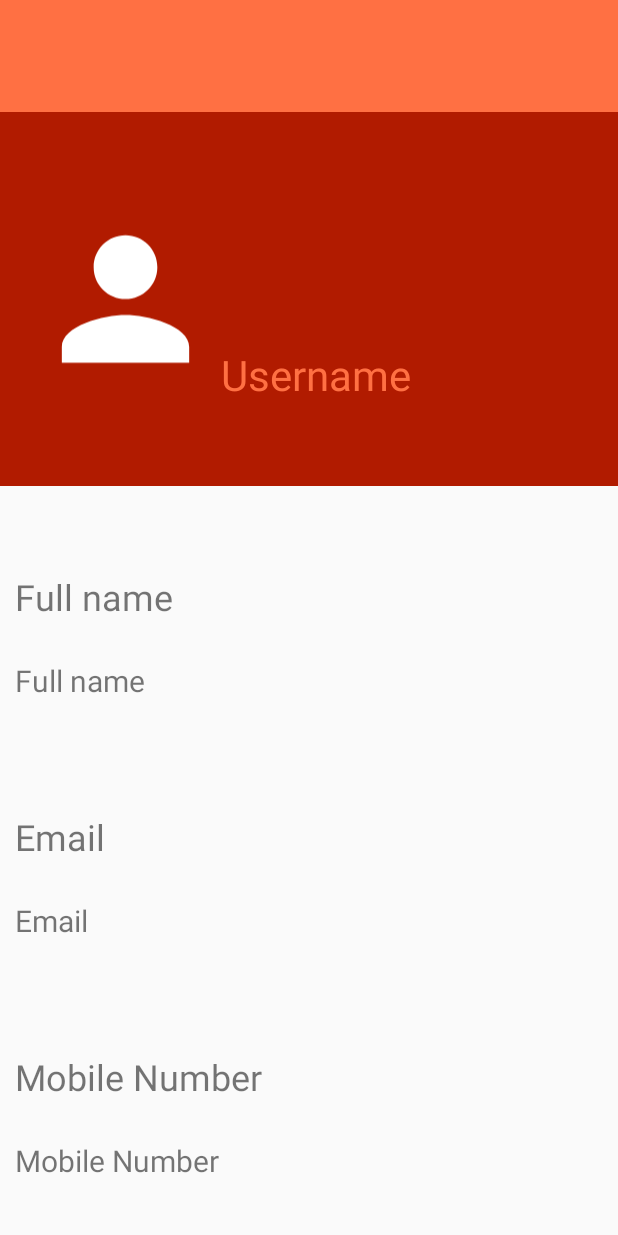
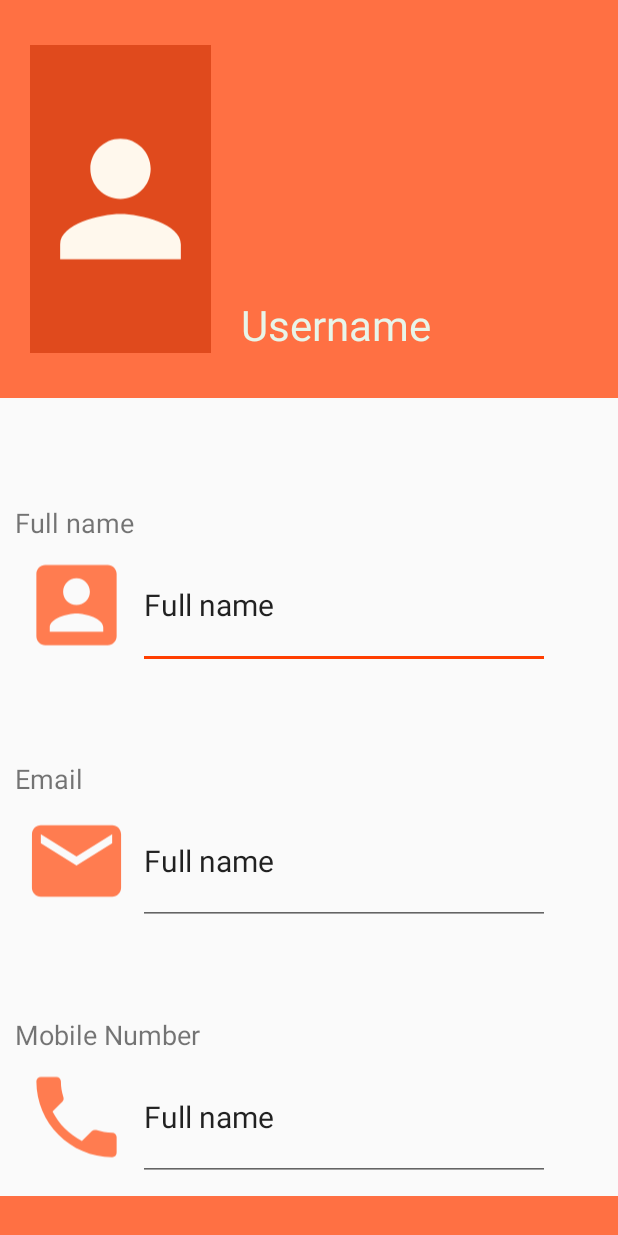
Before and after one commit to sachintsm/CE, an Android app: the layout activity_profile_.xml on its own in the app's theme, with its tools: preview values and no code run, on a phone screen of 412 x 824 dp. Run offline under Robolectric (Android 15) with nearby library versions, the phone set to English and light mode, and no system bars; network calls fail.

Commit message:
profile done

```diff
--- /dev/null
+++ b/app/src/main/java/com/example/ce/SessionManager.java
@@ -0,0 +1,5 @@
+package com.example.ce;
+
+public class SessionManager {
+
+}
--- /dev/null
+++ b/app/src/main/res/drawable/email.xml
@@ -0,0 +1,5 @@
+<vector android:height="24dp" android:tint="#FF7C50"
+    android:viewportHeight="24.0" android:viewportWidth="24.0"
+    android:width="24dp" xmlns:android="http://schemas.android.com/apk/res/android">
+    <path android:fillColor="#FF000000" android:pathData="M20,4L4,4c-1.1,0 -1.99,0.9 -1.99,2L2,18c0,1.1 0.9,2 2,2h16c1.1,0 2,-0.9 2,-2L22,6c0,-1.1 -0.9,-2 -2,-2zM20,8l-8,5 -8,-5L4,6l8,5 8,-5v2z"/>
+</vector>
--- /dev/null
+++ b/app/src/main/res/drawable/fullname.xml
@@ -0,0 +1,5 @@
+<vector android:height="24dp" android:tint="#FF7C50"
+    android:viewportHeight="24.0" android:viewportWidth="24.0"
+    android:width="24dp" xmlns:android="http://schemas.android.com/apk/res/android">
+    <path android:fillColor="#FF000000" android:pathData="M3,5v14c0,1.1 0.89,2 2,2h14c1.1,0 2,-0.9 2,-2L21,5c0,-1.1 -0.9,-2 -2,-2L5,3c-1.11,0 -2,0.9 -2,2zM15,9c0,1.66 -1.34,3 -3,3s-3,-1.34 -3,-3 1.34,-3 3,-3 3,1.34 3,3zM6,17c0,-2 4,-3.1 6,-3.1s6,1.1 6,3.1v1L6,18v-1z"/>
+</vector>
--- /dev/null
+++ b/app/src/main/res/drawable/ic_done_black_24dp.xml
@@ -0,0 +1,5 @@
+<vector android:height="24dp" android:tint="#FFFFFF"
+    android:viewportHeight="24.0" android:viewportWidth="24.0"
+    android:width="24dp" xmlns:android="http://schemas.android.com/apk/res/android">
+    <path android:fillColor="#FF000000" android:pathData="M9,16.2L4.8,12l-1.4,1.4L9,19 21,7l-1.4,-1.4L9,16.2z"/>
+</vector>
--- /dev/null
+++ b/app/src/main/res/drawable/ic_mode_edit_black_24dp.xml
@@ -0,0 +1,5 @@
+<vector android:height="24dp" android:tint="#FFFFFF"
+    android:viewportHeight="24.0" android:viewportWidth="24.0"
+    android:width="24dp" xmlns:android="http://schemas.android.com/apk/res/android">
+    <path android:fillColor="#FF000000" android:pathData="M3,17.25V21h3.75L17.81,9.94l-3.75,-3.75L3,17.25zM20.71,7.04c0.39,-0.39 0.39,-1.02 0,-1.41l-2.34,-2.34c-0.39,-0.39 -1.02,-0.39 -1.41,0l-1.83,1.83 3.75,3.75 1.83,-1.83z"/>
+</vector>
--- a/app/src/main/res/drawable/ic_person_black_24dp.xml
+++ b/app/src/main/res/drawable/ic_person_black_24dp.xml
@@ -1,4 +1,4 @@
-<vector android:height="24dp" android:tint="#FFFFFF"
+<vector android:height="24dp" android:tint="#FFF8ED"
     android:viewportHeight="24.0" android:viewportWidth="24.0"
     android:width="24dp" xmlns:android="http://schemas.android.com/apk/res/android">
     <path android:fillColor="#FF000000" android:pathData="M12,12c2.21,0 4,-1.79 4,-4s-1.79,-4 -4,-4 -4,1.79 -4,4 1.79,4 4,4zM12,14c-2.67,0 -8,1.34 -8,4v2h16v-2c0,-2.66 -5.33,-4 -8,-4z"/>
--- /dev/null
+++ b/app/src/main/res/drawable/ic_photo_library_black_24dp.xml
@@ -0,0 +1,5 @@
+<vector android:height="24dp" android:tint="#FF7C50"
+    android:viewportHeight="24.0" android:viewportWidth="24.0"
+    android:width="24dp" xmlns:android="http://schemas.android.com/apk/res/android">
+    <path android:fillColor="#FF000000" android:pathData="M22,16L22,4c0,-1.1 -0.9,-2 -2,-2L8,2c-1.1,0 -2,0.9 -2,2v12c0,1.1 0.9,2 2,2h12c1.1,0 2,-0.9 2,-2zM11,12l2.03,2.71L16,11l4,5L8,16l3,-4zM2,6v14c0,1.1 0.9,2 2,2h14v-2L4,20L4,6L2,6z"/>
+</vector>
--- /dev/null
+++ b/app/src/main/res/drawable/number.xml
@@ -0,0 +1,5 @@
+<vector android:height="24dp" android:tint="#FF7C50"
+    android:viewportHeight="24.0" android:viewportWidth="24.0"
+    android:width="24dp" xmlns:android="http://schemas.android.com/apk/res/android">
+    <path android:fillColor="#FF000000" android:pathData="M6.62,10.79c1.44,2.83 3.76,5.14 6.59,6.59l2.2,-2.2c0.27,-0.27 0.67,-0.36 1.02,-0.24 1.12,0.37 2.33,0.57 3.57,0.57 0.55,0 1,0.45 1,1V20c0,0.55 -0.45,1 -1,1 -9.39,0 -17,-7.61 -17,-17 0,-0.55 0.45,-1 1,-1h3.5c0.55,0 1,0.45 1,1 0,1.25 0.2,2.45 0.57,3.57 0.11,0.35 0.03,0.74 -0.25,1.02l-2.2,2.2z"/>
+</vector>
--- a/app/src/main/res/layout/activity_profile_.xml
+++ b/app/src/main/res/layout/activity_profile_.xml
@@ -5,21 +5,13 @@
     android:layout_height="match_parent"
     android:orientation="vertical"
     tools:context=".Profile_Activity">
-    <LinearLayout
-        android:padding="10dp"
-        android:layout_width="match_parent"
-        android:layout_height="0dp"
-        android:layout_weight="0.3"
-        android:background="@color/colorDivider"
-        android:orientation="horizontal"
-        >
-    </LinearLayout>
+
     <LinearLayout
         android:padding="10dp"
         android:layout_width="match_parent"
         android:layout_height="0dp"
         android:layout_weight="1"
-        android:background="@color/colorPrimaryDark"
+        android:background="@color/colorDivider"
         android:orientation="horizontal"
         >
         <ImageView
@@ -28,21 +20,23 @@
             android:layout_weight="1"
             android:src="@drawable/ic_person_black_24dp"
             android:gravity="bottom"
-            android:layout_marginBottom="40dp"
-            android:layout_marginTop="40dp"
-            android:layout_marginLeft="10dp"
-            />
+            android:background="@color/colorPrimary"
+            android:layout_marginBottom="20dp"
+            android:layout_marginTop="20dp"
+            android:layout_marginLeft="10dp" />
+
         <TextView
             android:id="@+id/tvUsername"
             android:layout_width="0dp"
             android:layout_height="match_parent"
+            android:layout_marginTop="40dp"
+            android:layout_marginLeft="20dp"
+            android:layout_marginBottom="20dp"
             android:layout_weight="2"
+            android:gravity="bottom"
             android:text="@string/username"
-            android:textColor="@color/colorLightPrimary"
-            android:textSize="28sp"
-            android:gravity="bottom"
-            android:layout_marginBottom="45dp"
-            />
+            android:textColor="@color/colorText"
+            android:textSize="28sp" />
 
     </LinearLayout>
     <LinearLayout
@@ -57,51 +51,101 @@
             android:layout_height="0dp"
             android:layout_weight="1"
             android:text="@string/fname"
-            android:textSize="24sp"
+            android:textSize="18sp"
             android:gravity="bottom"
             />
-        <TextView
-            android:id="@+id/etName"
+        <LinearLayout
             android:layout_width="match_parent"
             android:layout_height="0dp"
             android:layout_weight="1"
-            android:text="@string/fname"
-            android:textSize="20sp"
-            android:gravity="center_vertical"
-            />
+            android:orientation="horizontal">
+            <ImageView
+                android:layout_width="0dp"
+                android:layout_weight="0.3"
+                android:layout_height="match_parent"
+                android:padding="5dp"
+                android:src="@drawable/fullname"/>
+
+            <EditText
+                android:id="@+id/etName"
+                android:layout_width="0dp"
+                android:layout_height="match_parent"
+                android:layout_marginRight="35dp"
+                android:layout_weight="1"
+                android:gravity="center_vertical"
+                android:text="@string/fname"
+                android:textSize="20sp" />
+        </LinearLayout>
+
+
         <TextView
             android:layout_width="match_parent"
             android:layout_height="0dp"
             android:layout_weight="1"
+            android:gravity="bottom"
             android:text="@string/email"
-            android:textSize="24sp"
-            android:gravity="bottom"
-            />
+            android:textSize="18sp" />
 
-        <TextView
-            android:id="@+id/etEmail"
+        <LinearLayout
             android:layout_width="match_parent"
             android:layout_height="0dp"
             android:layout_weight="1"
-            android:gravity="center_vertical"
-            android:text="@string/email"
-            android:textSize="20sp" />
+            android:orientation="horizontal">
+            <ImageView
+                android:layout_width="0dp"
+                android:layout_weight="0.3"
+                android:layout_height="match_parent"
+                android:padding="5dp"
+                android:src="@drawable/email"/>
+
+            <EditText
+                android:id="@+id/etEmail"
+                android:layout_width="0dp"
+                android:layout_height="match_parent"
+                android:layout_marginRight="35dp"
+                android:layout_weight="1"
+                android:gravity="center_vertical"
+                android:text="@string/fname"
+                android:textSize="20sp" />
+        </LinearLayout>
         <TextView
             android:layout_width="match_parent"
             android:layout_height="0dp"
             android:layout_weight="1"
             android:text="@string/number"
-            android:textSize="24sp"
+            android:textSize="18sp"
             android:gravity="bottom"
             />
-        <TextView
-            android:id="@+id/etNumber"
+        <LinearLayout
             android:layout_width="match_parent"
             android:layout_height="0dp"
             android:layout_weight="1"
-            android:text="@string/number"
-            android:textSize="20sp"
-            android:gravity="center_vertical"
-            />
+            android:orientation="horizontal">
+            <ImageView
+                android:layout_width="0dp"
+                android:layout_weight="0.3"
+                android:layout_height="match_parent"
+                android:padding="5dp"
+                android:src="@drawable/number"/>
+
+            <EditText
+                android:id="@+id/etNumber"
+                android:layout_width="0dp"
+                android:layout_height="match_parent"
+                android:layout_marginRight="35dp"
+                android:layout_weight="1"
+                android:gravity="center_vertical"
+                android:text="@string/fname"
+                android:textSize="20sp" />
+        </LinearLayout>
+    </LinearLayout>
+    <LinearLayout
+        android:padding="10dp"
+        android:layout_width="match_parent"
+        android:layout_height="0dp"
+        android:layout_weight="0.1"
+        android:background="@color/colorDivider"
+        android:orientation="horizontal"
+        >
     </LinearLayout>
 </LinearLayout>
--- a/app/src/main/res/values/menu_action.xml
+++ /dev/null
@@ -1,2 +0,0 @@
-<?xml version="1.0" encoding="utf-8"?>
-<resources></resources>
```
Also changed, not shown: app/src/main/java/com/example/ce/Adds.java (+16 -9 lines), app/src/main/java/com/example/ce/MainActivity.java (+6 -3 lines), app/src/main/java/com/example/ce/Postadd_Activity.java (+9 -6 lines), app/src/main/java/com/example/ce/Profile_Activity.java (+93 -21 lines), app/src/main/res/layout/activity_postadd_.xml (+12 -7 lines), app/src/main/res/layout/content_adds.xml (+8 -1 lines), app/src/main/res/menu/menu_action.xml (added, +18 -0 lines).
